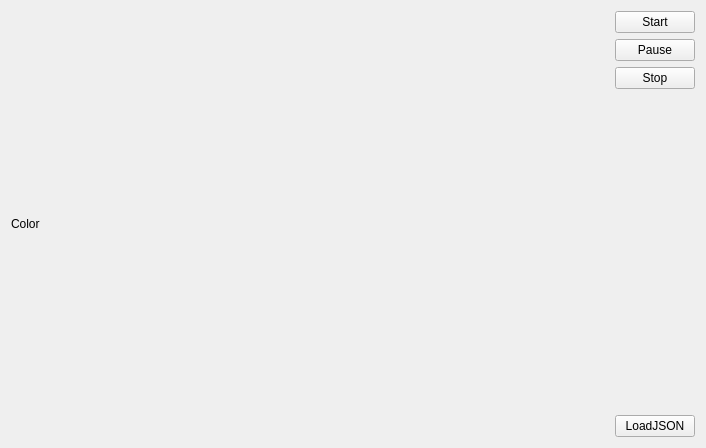
First picture: the form in packages/plugin_library/QtBasedSimpleController/src/CameraColorViewer2.ui, repository Chunting/UrRobotControllerInTCP, before the edit.
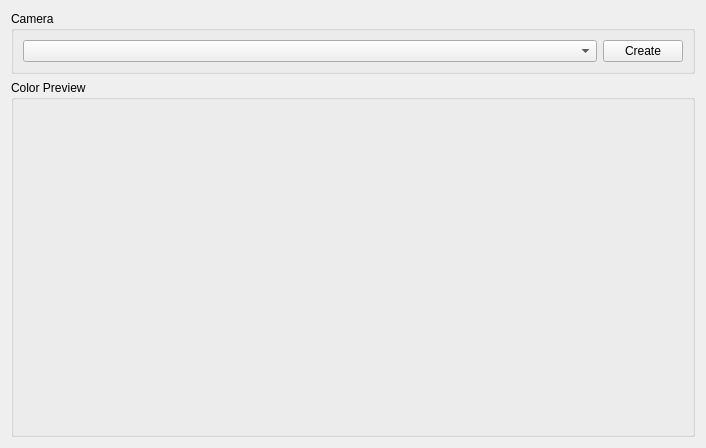
Second picture: the form after the edit.

Diff of the .ui file:
```diff
--- a/packages/plugin_library/QtBasedSimpleController/src/CameraColorViewer2.ui
+++ b/packages/plugin_library/QtBasedSimpleController/src/CameraColorViewer2.ui
@@ -13,63 +13,70 @@
         <property name="windowTitle">
             <string>Camera Color Preview - cobotsys</string>
         </property>
+  <layout class="QGridLayout" name="gridLayout_2">
+   <item row="0" column="0">
+    <widget class="QGroupBox" name="groupBox">
+     <property name="sizePolicy">
+      <sizepolicy hsizetype="Preferred" vsizetype="Maximum">
+       <horstretch>0</horstretch>
+       <verstretch>0</verstretch>
+      </sizepolicy>
+     </property>
+     <property name="title">
+      <string>Camera</string>
+     </property>
         <layout class="QGridLayout" name="gridLayout">
-            <item row="1" column="1">
-                <spacer name="verticalSpacer">
-                    <property name="orientation">
-                        <enum>Qt::Vertical</enum>
-                    </property>
-                    <property name="sizeHint" stdset="0">
-                        <size>
-                            <width>20</width>
-                            <height>40</height>
-                        </size>
-                    </property>
-                </spacer>
+      <item row="0" column="0">
+       <widget class="QComboBox" name="cboCamera"/>
             </item>
             <item row="0" column="1">
-                <layout class="QVBoxLayout" name="verticalLayout">
-                    <item>
-                        <widget class="QPushButton" name="button_Start">
-                            <property name="text">
-                                <string>Start</string>
-                            </property>
-                        </widget>
-                    </item>
-                    <item>
-                        <widget class="QPushButton" name="button_Pause">
+       <widget class="QPushButton" name="btnCreate">
+        <property name="sizePolicy">
+         <sizepolicy hsizetype="Maximum" vsizetype="Fixed">
+          <horstretch>0</horstretch>
+          <verstretch>0</verstretch>
+         </sizepolicy>
+        </property>
                             <property name="text">
-                                <string>Pause</string>
-                            </property>
-                        </widget>
-                    </item>
-                    <item>
-                        <widget class="QPushButton" name="button_Stop">
-                            <property name="text">
-                                <string>Stop</string>
+         <string>Create</string>
                             </property>
                         </widget>
                     </item>
                 </layout>
-            </item>
-            <item row="2" column="1">
-                <widget class="QPushButton" name="button_LoadJSON">
-                    <property name="text">
-                        <string>LoadJSON</string>
-                    </property>
-                </widget>
-            </item>
-            <item row="0" column="0" rowspan="3">
+    </widget>
+   </item>
+   <item row="1" column="0">
+    <widget class="QGroupBox" name="groupBox_2">
+     <property name="title">
+      <string>Color Preview</string>
+     </property>
+     <layout class="QGridLayout" name="gridLayout_3">
+      <property name="leftMargin">
+       <number>3</number>
+      </property>
+      <property name="topMargin">
+       <number>3</number>
+      </property>
+      <property name="rightMargin">
+       <number>3</number>
+      </property>
+      <property name="bottomMargin">
+       <number>3</number>
+      </property>
+      <item row="0" column="0">
                 <widget class="QLabel" name="label_Color">
                     <property name="sizePolicy">
-                        <sizepolicy hsizetype="MinimumExpanding" vsizetype="Preferred">
+         <sizepolicy hsizetype="MinimumExpanding" vsizetype="MinimumExpanding">
                             <horstretch>0</horstretch>
                             <verstretch>0</verstretch>
                         </sizepolicy>
                     </property>
                     <property name="text">
-                        <string>Color</string>
-                    </property>
+         <string/>
+        </property>
+       </widget>
+      </item>
+     </layout>
                 </widget>
             </item>
         </layout>
```
Lines whose indentation alone changed are shown as unchanged.
